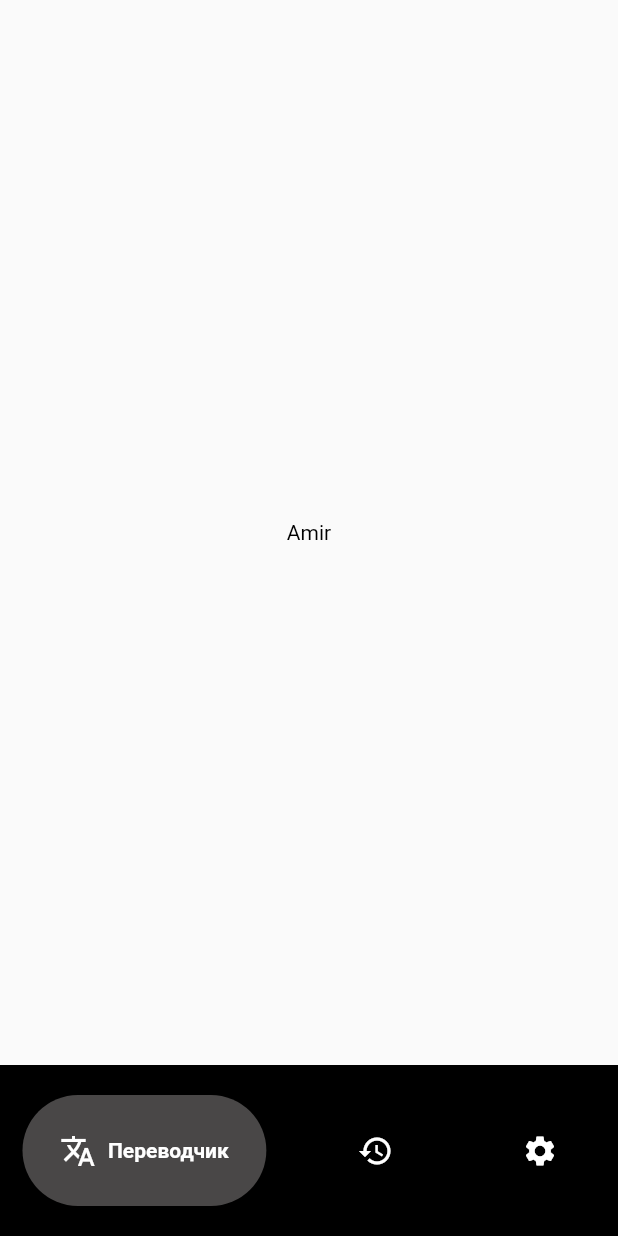
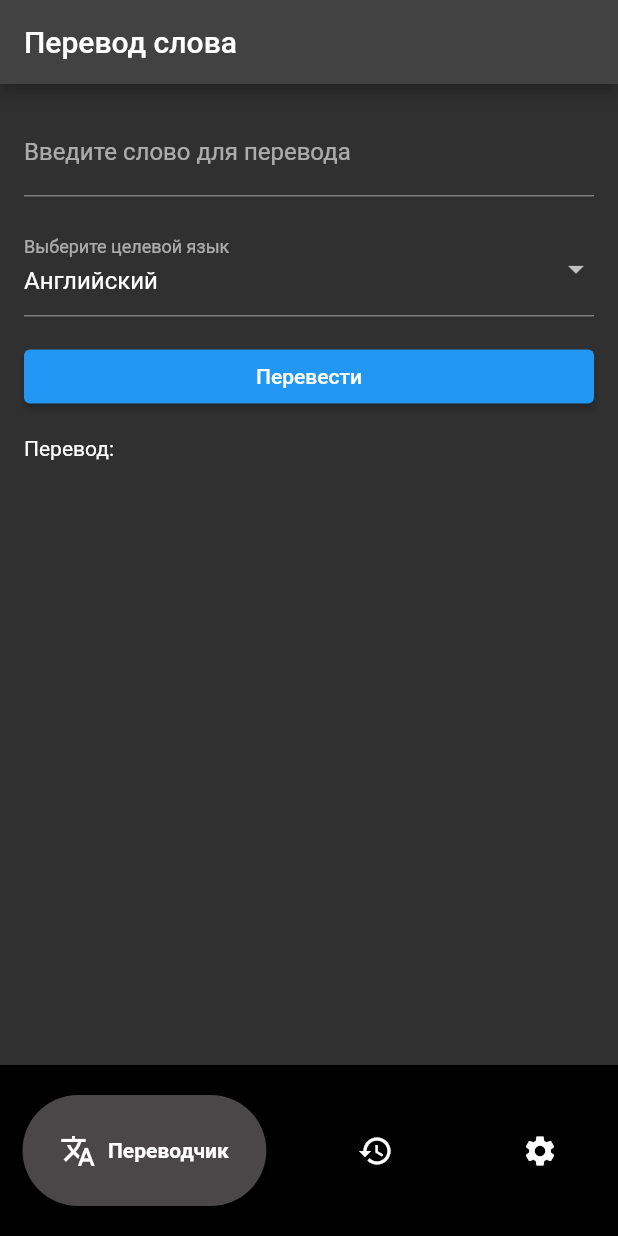
Before and after one commit to MarlenAmir/translator_app, a Flutter app: the screen it shows after launch, on a phone screen of 412 x 824 dp. Run offline on Flutter 3.47's test engine with Material 2 defaults, Android fonts, the phone set to English and light mode, and no system bars; drawn by our look-alikes of google_nav_bar; our stand-ins replace dio, go_router.

```diff
--- a/lib/ui/app.dart
+++ b/lib/ui/app.dart
@@ -9,9 +9,8 @@ class MyApp extends StatelessWidget {
       debugShowCheckedModeBanner: false,
       routerConfig: router,
       title: 'Translator App',
-      theme: ThemeData(
-        primarySwatch: Colors.indigo,
-        primaryColor: Colors.indigo,
+      theme: ThemeData.dark(
+
       ),
     );
   }
--- a/lib/ui/screens/history_screen.dart
+++ b/lib/ui/screens/history_screen.dart
@@ -1,5 +1,4 @@
 import 'package:flutter/material.dart';
-import 'package:translator_app/ui/widgets/bottom_nav_bar.dart';
 
 class HistoryScreen extends StatefulWidget {
   const HistoryScreen({super.key});
--- a/lib/ui/screens/homescreen.dart
+++ b/lib/ui/screens/homescreen.dart
@@ -1,18 +1,75 @@
 import 'package:flutter/material.dart';
+import 'package:translator_app/services/translator_service.dart';
 
-
-
-
-class HomeScreen extends StatefulWidget {
-  const HomeScreen({super.key});
+class  HomeScreen extends StatefulWidget {
+  const HomeScreen({Key? key}) : super(key: key);
 
   @override
   State<HomeScreen> createState() => _HomeScreenState();
 }
 
 class _HomeScreenState extends State<HomeScreen> {
+
+    final TranslationService translationService = TranslationService('AIzaSyDmf-zlsUHhh_9kgfAfXfsUdGqWmiiYSQU');
+
+
+  String originalText = '';
+  String translatedText = '';
+  String targetLanguage = 'en'; // По умолчанию целевой язык - английский
+
+  void _translateWord() async {
+    try {
+      String translation = await translationService.translateWord(originalText, targetLanguage);
+      setState(() {
+        translatedText = translation;
+      });
+    } catch (error) {
+      print('Произошла ошибка при переводе: $error');
+    }
+  }
+
   @override
   Widget build(BuildContext context) {
-    return Center(child: Text('Amir', style: TextStyle(color: Colors.black),),);
+    return Scaffold(
+      appBar: AppBar(title: Text('Перевод слова')),
+      body: Padding(
+        padding: EdgeInsets.all(16.0),
+        child: Column(
+          crossAxisAlignment: CrossAxisAlignment.stretch,
+          children: [
+            TextField(
+              onChanged: (text) {
+                setState(() {
+                  originalText = text;
+                });
+              },
+              decoration: InputDecoration(labelText: 'Введите слово для перевода'),
+            ),
+            SizedBox(height: 16.0),
+            DropdownButtonFormField<String>(
+              value: targetLanguage,
+              items: [
+                DropdownMenuItem(child: Text('Английский'), value: 'en'),
+                DropdownMenuItem(child: Text('Испанский'), value: 'es'),
+                // Добавьте другие языки в списке
+              ],
+              onChanged: (value) {
+                setState(() {
+                  targetLanguage = value!;
+                });
+              },
+              decoration: InputDecoration(labelText: 'Выберите целевой язык'),
+            ),
+            SizedBox(height: 16.0),
+            ElevatedButton(
+              onPressed: _translateWord,
+              child: Text('Перевести'),
+            ),
+            SizedBox(height: 16.0),
+            Text('Перевод: $translatedText'),
+          ],
+        ),
+      ),
+    );
   }
 }
--- a/lib/ui/screens/view.dart
+++ b/lib/ui/screens/view.dart
@@ -1 +1,3 @@
-export '';
+export 'package:translator_app/ui/screens/homescreen.dart';
+export 'package:translator_app/ui/screens/history_screen.dart';
+export 'package:translator_app/ui/screens/settings_screen.dart';
--- a/pubspec.yaml
+++ b/pubspec.yaml
@@ -37,6 +37,7 @@ dependencies:
   cupertino_icons: ^1.0.2
   go_router: ^10.0.0
   google_nav_bar: ^5.0.6
+  dio: ^5.3.0
 
 dev_dependencies:
   flutter_test:
```
Also changed, not shown: lib/services/translator_service.dart (added, +37 -0 lines), lib/ui/widgets/bottom_nav_bar.dart (+5 -8 lines), pubspec.lock.
